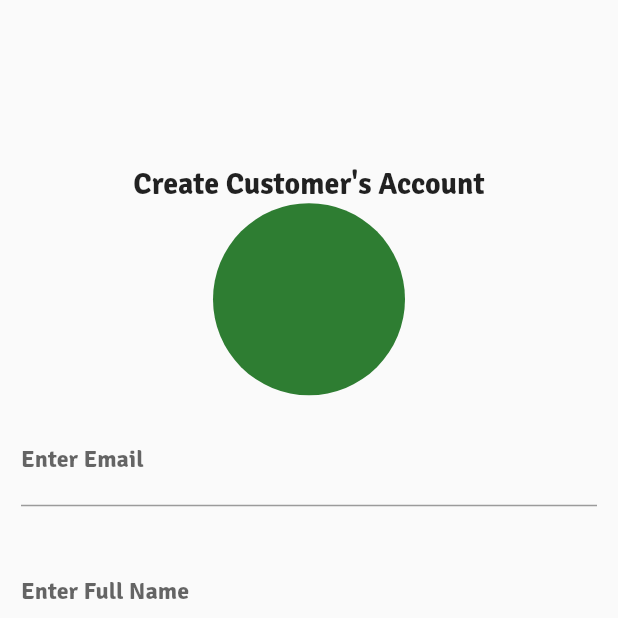
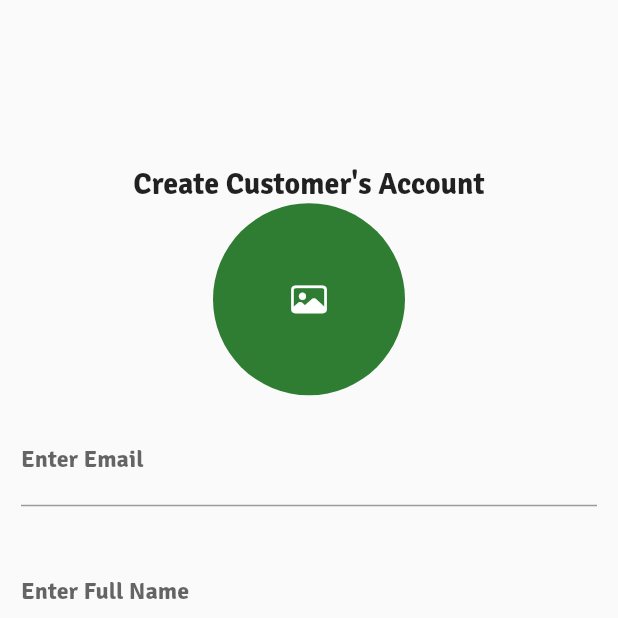
Before and after one commit to Briankurtish/MultiVendorApp, a Flutter app: the screen it shows after launch, on a phone screen of 412 x 824 dp, the top half of it. Run offline on Flutter 3.47's test engine with Material 2 defaults, Android fonts, the phone set to English and light mode, and no system bars; our stand-ins replace cloud_firestore, firebase_auth, firebase_core, flutter_svg; accounts and stored records are empty.

Commit message:
added an image icon on the signup screen

```diff
--- a/multi_vendor_app/lib/views/buyers/auth/register_screen.dart
+++ b/multi_vendor_app/lib/views/buyers/auth/register_screen.dart
@@ -1,3 +1,4 @@
+import 'package:flutter/cupertino.dart';
 import 'package:flutter/material.dart';
 import 'package:multi_vendor_app/controllers/auth_controller.dart';
 import 'package:multi_vendor_app/utils/show_snackbar.dart';
@@ -59,9 +60,26 @@ class _RegisterScreenState extends State<RegisterScreen> {
                   "Create Customer's Account",
                   style: TextStyle(fontSize: 20),
                 ),
-                CircleAvatar(
-                  radius: 64,
-                  backgroundColor: Colors.green.shade800,
+                Stack(
+                  children: [
+                    CircleAvatar(
+                      radius: 64,
+                      backgroundColor: Colors.green.shade800,
+                    ),
+                    Positioned(
+                      left: 32,
+                      top: 32,
+                      right: 32,
+                      bottom: 32,
+                      child: IconButton(
+                        onPressed: () {},
+                        icon: Icon(
+                          CupertinoIcons.photo,
+                          color: Colors.white,
+                        ),
+                      ),
+                    ),
+                  ],
                 ),
                 Padding(
                   padding: const EdgeInsets.all(14.0),
```
